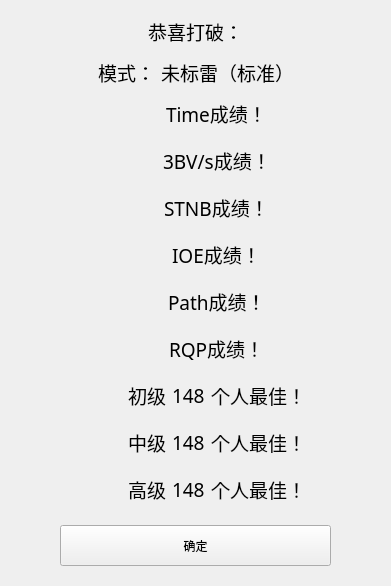
ljzloser/Solvable-Minesweeper, file uiFiles/ui_record_pop.ui: the form before one commit.
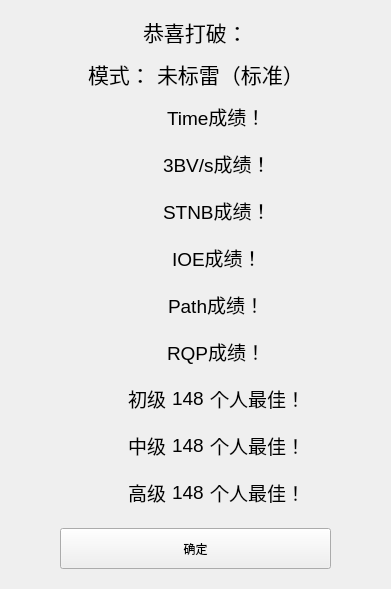
The form after the commit. Icons and pictures are not drawn.

```diff
--- a/uiFiles/ui_record_pop.ui
+++ b/uiFiles/ui_record_pop.ui
@@ -37,9 +37,6 @@
   <property name="autoFillBackground">
    <bool>false</bool>
   </property>
-  <property name="styleSheet">
-   <string notr="true"/>
-  </property>
   <layout class="QVBoxLayout" name="verticalLayout">
    <property name="sizeConstraint">
     <enum>QLayout::SetFixedSize</enum>
@@ -52,11 +49,8 @@
        <height>41</height>
       </size>
      </property>
-     <property name="font">
-      <font>
-       <family>微软雅黑</family>
-       <pointsize>14</pointsize>
-      </font>
+     <property name="styleSheet">
+      <string notr="true">font-size: 16pt;</string>
      </property>
      <property name="text">
       <string>恭喜打破：</string>
@@ -86,11 +80,8 @@
      </item>
      <item>
       <widget class="QLabel" name="label">
-       <property name="font">
-        <font>
-         <family>微软雅黑</family>
-         <pointsize>14</pointsize>
-        </font>
+       <property name="styleSheet">
+        <string notr="true">font-size: 16pt;</string>
        </property>
        <property name="text">
         <string>模式：</string>
@@ -99,11 +90,8 @@
      </item>
      <item>
       <widget class="QLabel" name="label_16">
-       <property name="font">
-        <font>
-         <family>微软雅黑</family>
-         <pointsize>14</pointsize>
-        </font>
+       <property name="styleSheet">
+        <string notr="true">font-size: 16pt;</string>
        </property>
        <property name="text">
         <string>未标雷（标准）</string>
@@ -186,11 +174,8 @@
       </item>
       <item>
        <widget class="QLabel" name="label_1">
-        <property name="font">
-         <font>
-          <family>微软雅黑</family>
-          <pointsize>14</pointsize>
-         </font>
+        <property name="styleSheet">
+         <string notr="true">font-size: 14pt;</string>
         </property>
         <property name="text">
          <string>Time成绩！</string>
@@ -280,11 +265,8 @@
       </item>
       <item>
        <widget class="QLabel" name="label_3">
-        <property name="font">
-         <font>
-          <family>微软雅黑</family>
-          <pointsize>14</pointsize>
-         </font>
+        <property name="styleSheet">
+         <string notr="true">font-size: 14pt;</string>
         </property>
         <property name="text">
          <string>3BV/s成绩！</string>
@@ -374,11 +356,8 @@
       </item>
       <item>
        <widget class="QLabel" name="label_5">
-        <property name="font">
-         <font>
-          <family>微软雅黑</family>
-          <pointsize>14</pointsize>
-         </font>
+        <property name="styleSheet">
+         <string notr="true">font-size: 14pt;</string>
         </property>
         <property name="text">
          <string>STNB成绩！</string>
@@ -468,11 +447,8 @@
       </item>
       <item>
        <widget class="QLabel" name="label_7">
-        <property name="font">
-         <font>
-          <family>微软雅黑</family>
-          <pointsize>14</pointsize>
-         </font>
+        <property name="styleSheet">
+         <string notr="true">font-size: 14pt;</string>
         </property>
         <property name="text">
          <string>IOE成绩！</string>
@@ -562,11 +538,8 @@
       </item>
       <item>
        <widget class="QLabel" name="label_9">
-        <property name="font">
-         <font>
-          <family>微软雅黑</family>
-          <pointsize>14</pointsize>
-         </font>
+        <property name="styleSheet">
+         <string notr="true">font-size: 14pt;</string>
         </property>
         <property name="text">
          <string>Path成绩！</string>
@@ -656,11 +629,8 @@
       </item>
       <item>
        <widget class="QLabel" name="label_11">
-        <property name="font">
-         <font>
-          <family>微软雅黑</family>
-          <pointsize>14</pointsize>
-         </font>
+        <property name="styleSheet">
+         <string notr="true">font-size: 14pt;</string>
         </property>
         <property name="text">
          <string>RQP成绩！</string>
@@ -750,11 +720,8 @@
       </item>
       <item>
        <widget class="QLabel" name="label_13">
-        <property name="font">
-         <font>
-          <family>微软雅黑</family>
-          <pointsize>14</pointsize>
-         </font>
+        <property name="styleSheet">
+         <string notr="true">font-size: 14pt;</string>
         </property>
         <property name="text">
          <string>初级</string>
@@ -769,11 +736,8 @@
       </item>
       <item>
        <widget class="QLabel" name="label__13">
-        <property name="font">
-         <font>
-          <family>微软雅黑</family>
-          <pointsize>14</pointsize>
-         </font>
+        <property name="styleSheet">
+         <string notr="true">font-size: 14pt;</string>
         </property>
         <property name="text">
          <string notr="true">148</string>
@@ -788,11 +752,8 @@
       </item>
       <item>
        <widget class="QLabel" name="label___13">
-        <property name="font">
-         <font>
-          <family>微软雅黑</family>
-          <pointsize>14</pointsize>
-         </font>
+        <property name="styleSheet">
+         <string notr="true">font-size: 14pt;</string>
         </property>
         <property name="text">
          <string>个人最佳！</string>
@@ -882,11 +843,8 @@
       </item>
       <item>
        <widget class="QLabel" name="label_14">
-        <property name="font">
-         <font>
-          <family>微软雅黑</family>
-          <pointsize>14</pointsize>
-         </font>
+        <property name="styleSheet">
+         <string notr="true">font-size: 14pt;</string>
         </property>
         <property name="text">
          <string>中级</string>
@@ -901,11 +859,8 @@
       </item>
       <item>
        <widget class="QLabel" name="label__14">
-        <property name="font">
-         <font>
-          <family>微软雅黑</family>
-          <pointsize>14</pointsize>
-         </font>
+        <property name="styleSheet">
+         <string notr="true">font-size: 14pt;</string>
         </property>
         <property name="text">
          <string notr="true">148</string>
@@ -920,11 +875,8 @@
       </item>
       <item>
        <widget class="QLabel" name="label___14">
-        <property name="font">
-         <font>
-          <family>微软雅黑</family>
-          <pointsize>14</pointsize>
-         </font>
+        <property name="styleSheet">
+         <string notr="true">font-size: 14pt;</string>
         </property>
         <property name="text">
          <string>个人最佳！</string>
@@ -1014,11 +966,8 @@
       </item>
       <item>
        <widget class="QLabel" name="label_15">
-        <property name="font">
-         <font>
-          <family>微软雅黑</family>
-          <pointsize>14</pointsize>
-         </font>
+        <property name="styleSheet">
+         <string notr="true">font-size: 14pt;</string>
         </property>
         <property name="text">
          <string>高级</string>
@@ -1033,11 +982,8 @@
       </item>
       <item>
        <widget class="QLabel" name="label__15">
-        <property name="font">
-         <font>
-          <family>微软雅黑</family>
-          <pointsize>14</pointsize>
-         </font>
+        <property name="styleSheet">
+         <string notr="true">font-size: 14pt;</string>
         </property>
         <property name="text">
          <string notr="true">148</string>
@@ -1052,11 +998,8 @@
       </item>
       <item>
        <widget class="QLabel" name="label___15">
-        <property name="font">
-         <font>
-          <family>微软雅黑</family>
-          <pointsize>14</pointsize>
-         </font>
+        <property name="styleSheet">
+         <string notr="true">font-size: 14pt;</string>
         </property>
         <property name="text">
          <string>个人最佳！</string>
```
